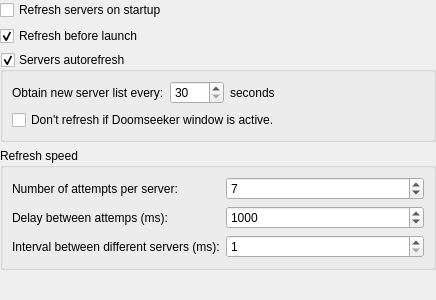
The window that src/core/gui/configuration/cfgquery.ui (Destroyerrrocket/doomseeker-unofficial) describes before a commit, drawn with Qt 5.
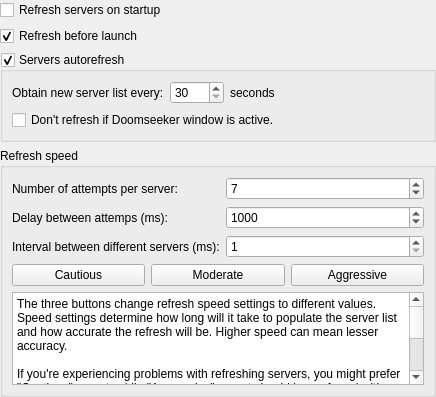
The same window after the commit.

Commit message: - Added query speed presets (cautious, moderate, aggressive) to query cfg box. These are compatible with existing query speed configuration settings.

What changed in the file:
```diff
--- a/src/core/gui/configuration/cfgquery.ui
+++ b/src/core/gui/configuration/cfgquery.ui
@@ -7,7 +7,7 @@
     <x>0</x>
     <y>0</y>
     <width>436</width>
-    <height>300</height>
+    <height>397</height>
    </rect>
   </property>
   <layout class="QVBoxLayout" name="verticalLayout">
@@ -108,7 +108,9 @@
      <property name="title">
       <string>Refresh speed</string>
      </property>
-     <layout class="QFormLayout" name="formLayout_3">
+     <layout class="QVBoxLayout" name="verticalLayout_3">
+      <item>
+       <layout class="QFormLayout" name="formLayout_2">
       <item row="0" column="0">
        <widget class="QLabel" name="label_4">
         <property name="toolTip">
@@ -194,6 +196,44 @@
        </widget>
       </item>
      </layout>
+      </item>
+      <item>
+       <layout class="QHBoxLayout" name="horizontalLayout_2">
+        <item>
+         <widget class="QPushButton" name="pushButton">
+          <property name="text">
+           <string>Cautious</string>
+          </property>
+         </widget>
+        </item>
+        <item>
+         <widget class="QPushButton" name="pushButton_2">
+          <property name="text">
+           <string>Moderate</string>
+          </property>
+         </widget>
+        </item>
+        <item>
+         <widget class="QPushButton" name="pushButton_3">
+          <property name="text">
+           <string>Aggressive</string>
+          </property>
+         </widget>
+        </item>
+       </layout>
+      </item>
+      <item>
+       <widget class="QPlainTextEdit" name="plainTextEdit">
+        <property name="plainText">
+         <string>The three buttons change refresh speed settings to different values. Speed settings determine how long will it take to populate the server list and how accurate the refresh will be. Higher speed can mean lesser accuracy.
+
+If you're experiencing problems with refreshing servers, you might prefer &quot;Cautious&quot; preset, while &quot;Aggressive&quot; preset should be preferred with good connection quality.
+
+These values can be also modified by hand.</string>
+        </property>
+       </widget>
+      </item>
+     </layout>
     </widget>
    </item>
    <item>
```
Left out of the diff: 56 changed lines with no effect on the pictures. Lines whose indentation alone changed are shown as unchanged. The commit also changes 10 other files.
